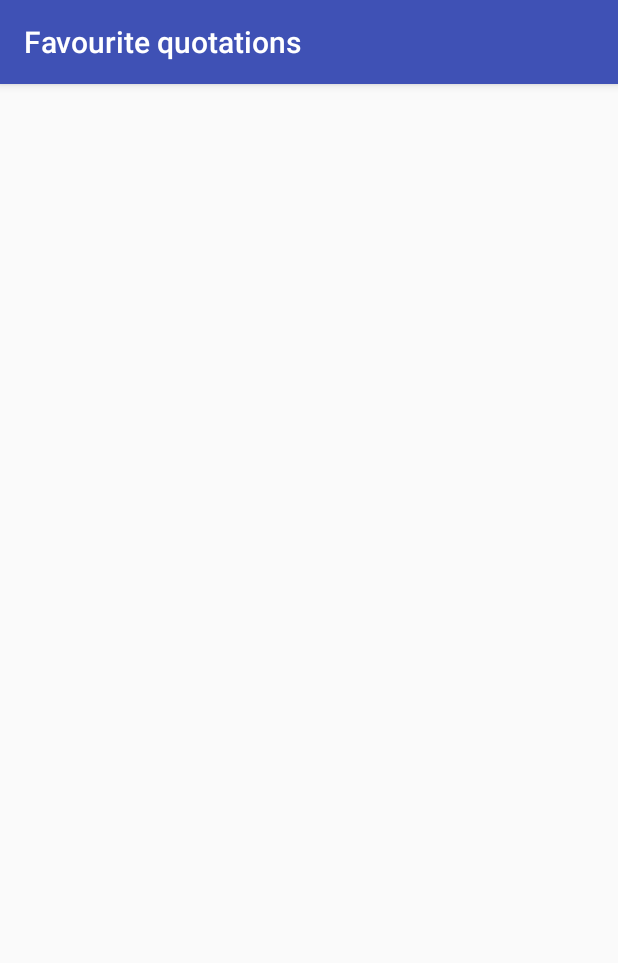
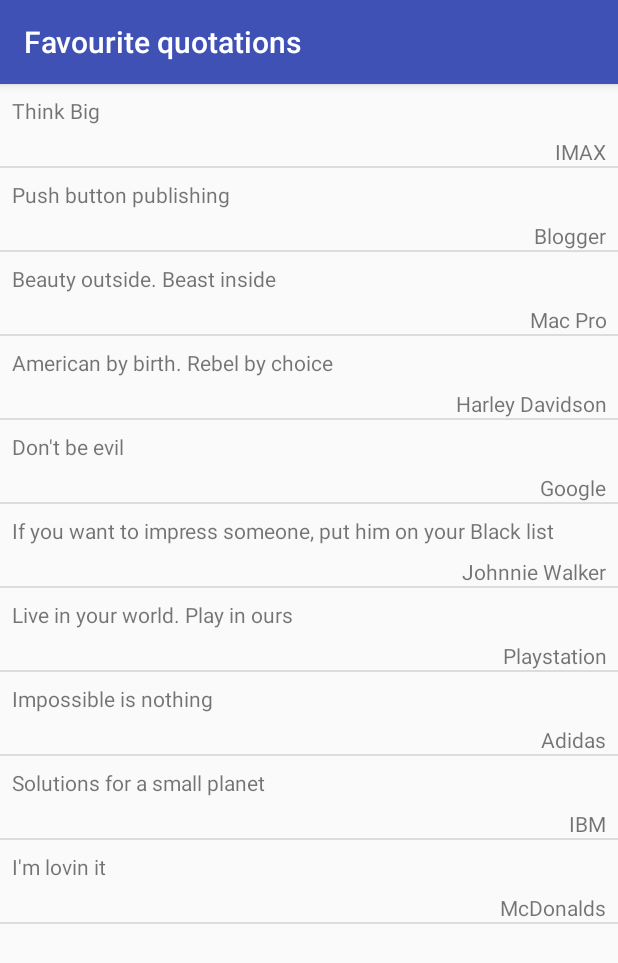
Before and after one commit to Guimonto/Seminario2, an Android app: the FavouriteActivity screen opened directly, with no data from a screen before it, on a phone screen of 412 x 824 dp. Shown: the top 963 px of the screen. Run offline under Robolectric (Android 15) with nearby library versions, the phone set to English and light mode, and no system bars.

Commit message:
Custom Adapter, y lista de citas en Favourite Activity

```diff
--- a/app/src/main/java/labs/sem03a/seminario2/FavouriteActivity.java
+++ b/app/src/main/java/labs/sem03a/seminario2/FavouriteActivity.java
@@ -1,19 +1,41 @@
 package labs.sem03a.seminario2;
 
+import android.content.Context;
 import android.content.Intent;
 import android.net.Uri;
 import android.support.v7.app.AppCompatActivity;
 import android.os.Bundle;
 import android.view.View;
+import android.widget.Adapter;
 import android.widget.Button;
+import android.widget.ListAdapter;
+import android.widget.ListView;
+
+import java.util.ArrayList;
+import java.util.List;
+
+import labs.sem03a.seminario2.Seminario2B.CustomAdapter;
+import labs.sem03a.seminario2.Seminario2B.Quotation;
 
 public class FavouriteActivity extends AppCompatActivity {
+
+    Context context;
+    ListView favouriteListView;
+    List<Quotation> quotationList;
+    Adapter adapter;
 
     @Override
     protected void onCreate(Bundle savedInstanceState) {
         super.onCreate(savedInstanceState);
         setContentView(R.layout.activity_favourite);
 
+        context = this;
+        favouriteListView = (ListView) findViewById(R.id.lvFavourite);
+        quotationList = new ArrayList<>();
+        quotationList.addAll(getMockQuotations());
+        adapter = new CustomAdapter(this, R.layout.quotation_list_row, quotationList);
+
+        favouriteListView.setAdapter((ListAdapter) adapter);
 
     }
 
@@ -26,4 +48,61 @@ public class FavouriteActivity extends AppCompatActivity {
             startActivity(intent);
         }
     }
+
+    public ArrayList<Quotation> getMockQuotations(){
+        ArrayList<Quotation> quotations = new ArrayList<>();
+        Quotation item;
+
+        item = new Quotation();
+        item.setTexto("Think Big");
+        item.setAuthor("IMAX");
+        quotations.add(item);
+
+        item = new Quotation();
+        item.setTexto("Push button publishing");
+        item.setAuthor("Blogger");
+        quotations.add(item);
+
+        item = new Quotation();
+        item.setTexto("Beauty outside. Beast inside");
+        item.setAuthor("Mac Pro");
+        quotations.add(item);
+
+        item = new Quotation();
+        item.setTexto("American by birth. Rebel by choice");
+        item.setAuthor("Harley Davidson");
+        quotations.add(item);
+
+        item = new Quotation();
+        item.setTexto("Don't be evil");
+        item.setAuthor("Google");
+        quotations.add(item);
+
+        item = new Quotation();
+        item.setTexto("If you want to impress someone, put him on your Black list");
+        item.setAuthor("Johnnie Walker");
+        quotations.add(item);
+
+        item = new Quotation();
+        item.setTexto("Live in your world. Play in ours");
+        item.setAuthor("Playstation");
+        quotations.add(item);
+
+        item = new Quotation();
+        item.setTexto("Impossible is nothing");
+        item.setAuthor("Adidas");
+        quotations.add(item);
+
+        item = new Quotation();
+        item.setTexto("Solutions for a small planet");
+        item.setAuthor("IBM");
+        quotations.add(item);
+
+        item = new Quotation();
+        item.setTexto("I'm lovin it");
+        item.setAuthor("McDonalds");
+        quotations.add(item);
+
+        return quotations;
+    }
 }
--- a/app/src/main/java/labs/sem03a/seminario2/Seminario2B/CustomAdapter.java
+++ b/app/src/main/java/labs/sem03a/seminario2/Seminario2B/CustomAdapter.java
@@ -1,9 +1,15 @@
 package labs.sem03a.seminario2.Seminario2B;
 
 import android.content.Context;
+import android.view.LayoutInflater;
+import android.view.View;
+import android.view.ViewGroup;
 import android.widget.ArrayAdapter;
+import android.widget.TextView;
 
 import java.util.List;
+
+import labs.sem03a.seminario2.R;
 
 /**
  * Created by Guill on 10/02/2018.
@@ -11,7 +17,30 @@ import java.util.List;
 
 public class CustomAdapter extends ArrayAdapter {
 
+    private Context context;
+    private int x;
+    private List<Quotation> data;
+
     public CustomAdapter(Context context, int x, List<Quotation> data){
+        super(context,x,data);
+        this.context = context;
+        this.x = x;
+        this.data = data;
+    }
 
+    @Override
+    public View getView(final int position, View convertView, ViewGroup parent){
+        View view = convertView;
+        if (view == null){
+            LayoutInflater inflater = (LayoutInflater) context.getSystemService(Context.LAYOUT_INFLATER_SERVICE);
+            view = inflater.inflate(R.layout.quotation_list_row, null);
+        }
+
+        Quotation item = data.get(position);
+        TextView tvQ = (TextView) view.findViewById(R.id.tvQuotation);
+        TextView tvA = (TextView) view.findViewById(R.id.tvAuthor);
+        tvQ.setText(item.getTexto());
+        tvA.setText(item.getAuthor());
+        return view;
     }
 }
--- a/app/src/main/java/labs/sem03a/seminario2/Seminario2B/Quotation.java
+++ b/app/src/main/java/labs/sem03a/seminario2/Seminario2B/Quotation.java
@@ -6,15 +6,15 @@ package labs.sem03a.seminario2.Seminario2B;
 
 public class Quotation {
 
-    private String quoteText;
+    private String quoteTexto;
     private String quoteAuthor;
 
-    public String getText(){
-        return this.quoteText;
+    public String getTexto(){
+        return this.quoteTexto;
     }
 
-    public void setText(String s){
-        this.quoteText = s;
+    public void setTexto(String s){
+        this.quoteTexto = s;
     }
 
     public String getAuthor(){
--- a/app/src/main/res/layout/activity_favourite.xml
+++ b/app/src/main/res/layout/activity_favourite.xml
@@ -4,6 +4,7 @@
     xmlns:tools="http://schemas.android.com/tools"
     android:layout_width="match_parent"
     android:layout_height="match_parent"
+    android:id="@+id/lvFavourite"
     tools:context="labs.sem03a.seminario2.FavouriteActivity">
 
 </ListView>
```
